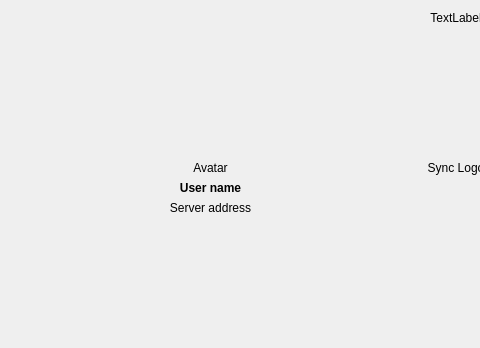
Qt form src/gui/wizard/owncloudadvancedsetuppage.ui (nextcloud/desktop) before a commit; both pictures show x 0 to 480 and y 0 to 348 of the 912 by 633 pixel window.
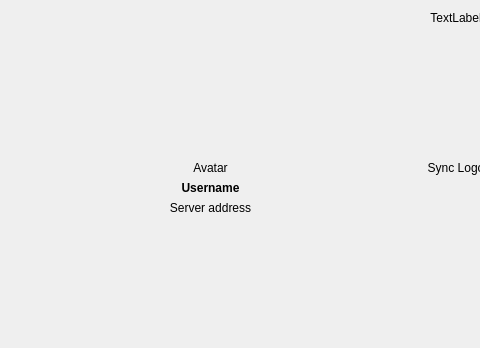
The same form after that commit.

```diff
--- a/src/gui/wizard/owncloudadvancedsetuppage.ui
+++ b/src/gui/wizard/owncloudadvancedsetuppage.ui
@@ -90,7 +90,7 @@
           </font>
          </property>
          <property name="text">
-          <string>User name</string>
+          <string>Username</string>
          </property>
          <property name="alignment">
           <set>Qt::AlignCenter</set>
```
